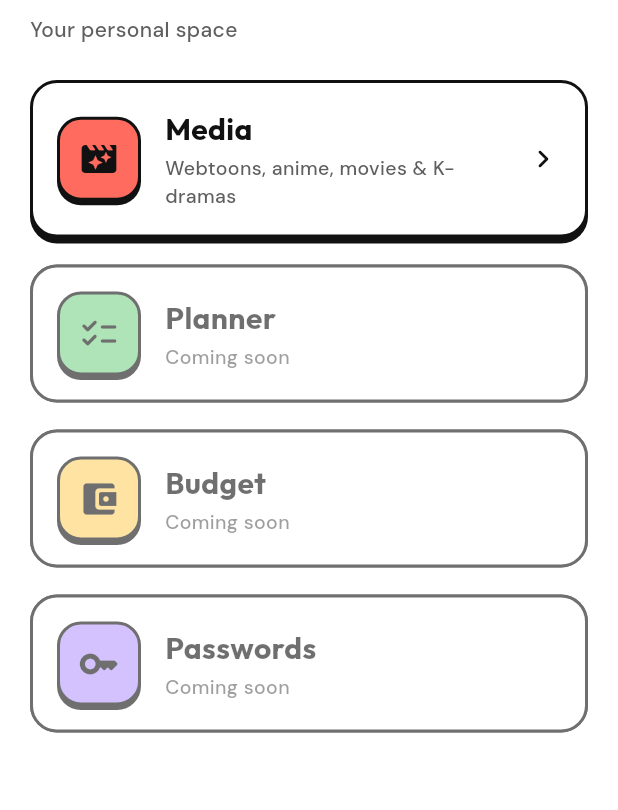
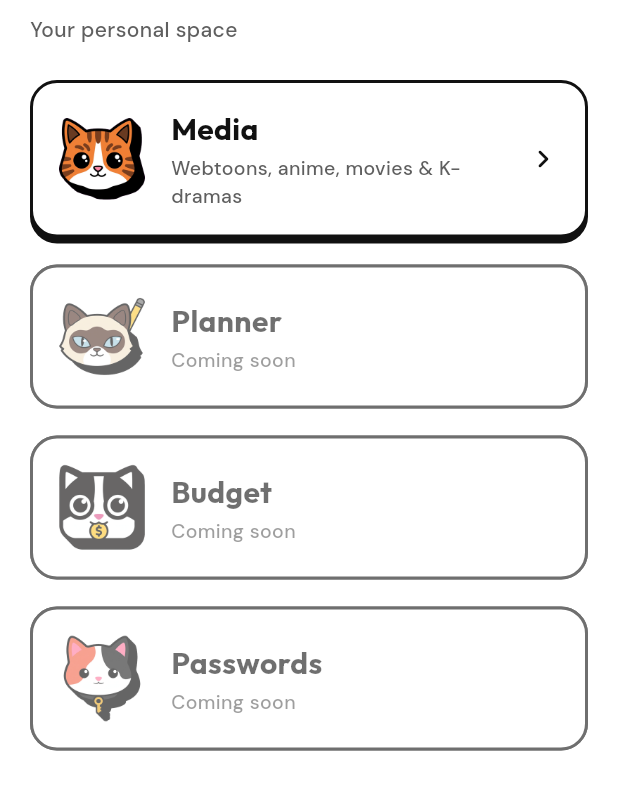
Before and after one commit to bryanvaw/faelen, a Flutter app: the screen it shows after launch, on a phone screen of 412 x 824 dp, the part 100-910 px from its top. Run offline on Flutter 3.47's test engine with Material 3 defaults, Android fonts, the phone set to English and light mode, and no system bars; our stand-ins replace file_picker, flutter_local_notifications, flutter_timezone, google_fonts, image_picker, package_info_plus and 3 more; network calls fail.

Commit message:
Add cat logos for the app icon, splash and each module

```diff
--- a/lib/features/hub/hub_screen.dart
+++ b/lib/features/hub/hub_screen.dart
@@ -8,11 +8,12 @@ import '../media/screens/media_screen.dart';
 import '../settings/settings_screen.dart';
 
 class _Module {
-  const _Module({required this.title, required this.subtitle, required this.icon, required this.color, this.builder});
+  const _Module({required this.title, required this.subtitle, required this.cat, this.builder});
   final String title;
   final String subtitle;
-  final IconData icon;
-  final Color color;
+
+  /// The module's cat illustration in `assets/cats/`. Each module gets its own.
+  final String cat;
   final WidgetBuilder? builder; // null = not built yet
 }
 
@@ -20,27 +21,23 @@ final _modules = <_Module>[
   _Module(
     title: 'Media',
     subtitle: 'Webtoons, anime, movies & K-dramas',
-    icon: Icons.movie_filter_rounded,
-    color: const Color(0xFFFF6B5E),
+    cat: 'assets/cats/media.png',
     builder: (_) => const MediaScreen(),
   ),
   const _Module(
     title: 'Planner',
     subtitle: 'Tasks, goals & reminders',
-    icon: Icons.checklist_rounded,
-    color: Color(0xFF7BD389),
+    cat: 'assets/cats/planner.png',
   ),
   const _Module(
     title: 'Budget',
     subtitle: 'Income, expenses & monthly limits',
-    icon: Icons.account_balance_wallet_rounded,
-    color: Color(0xFFFFD166),
+    cat: 'assets/cats/budget.png',
   ),
   const _Module(
     title: 'Passwords',
     subtitle: 'Accounts & logins, kept on this device',
-    icon: Icons.key_rounded,
-    color: Color(0xFFB99BFF),
+    cat: 'assets/cats/passwords.png',
   ),
 ];
 
@@ -143,12 +140,8 @@ class _ModuleCard extends StatelessWidget {
             padding: const EdgeInsets.all(16),
             decoration: brutal(p, color: p.card, radius: 18, shadow: enabled ? 4 : 0),
             child: Row(children: [
-              Container(
-                width: 56,
-                height: 56,
-                decoration: brutal(p, color: module.color, radius: 16, shadow: 3),
-                child: Icon(module.icon, color: onTile, size: 28),
-              ),
+              // The cat already has its own outline and shadow, so it sits on the card without a tile.
+              Image.asset(module.cat, width: 60, height: 60, excludeFromSemantics: true),
               const SizedBox(width: 16),
               Expanded(
                 child: Column(crossAxisAlignment: CrossAxisAlignment.start, children: [
--- a/lib/features/media/screens/media_screen.dart
+++ b/lib/features/media/screens/media_screen.dart
@@ -463,12 +463,7 @@ class _HeaderState extends State<_Header> {
         : const SizedBox(width: 12);
 
     final brand = [
-      Container(
-        width: 40,
-        height: 40,
-        decoration: brutal(p, color: p.primary, radius: 12, shadow: 2),
-        child: Icon(Icons.movie_filter_rounded, size: 22, color: p.onPrimary),
-      ),
+      Image.asset('assets/cats/media.png', width: 44, height: 44, excludeFromSemantics: true),
       const SizedBox(width: 10),
       Expanded(
         child: Column(crossAxisAlignment: CrossAxisAlignment.start, mainAxisSize: MainAxisSize.min, children: [
```
Also changed, not shown: pubspec.yaml (+9 -6 lines), assets/cats/budget.png (added), assets/cats/media.png (added), assets/cats/passwords.png (added), assets/cats/planner.png (added), assets/icon/icon.png, assets/icon/icon_bg.png, assets/icon/icon_fg.png, 86 other files.
